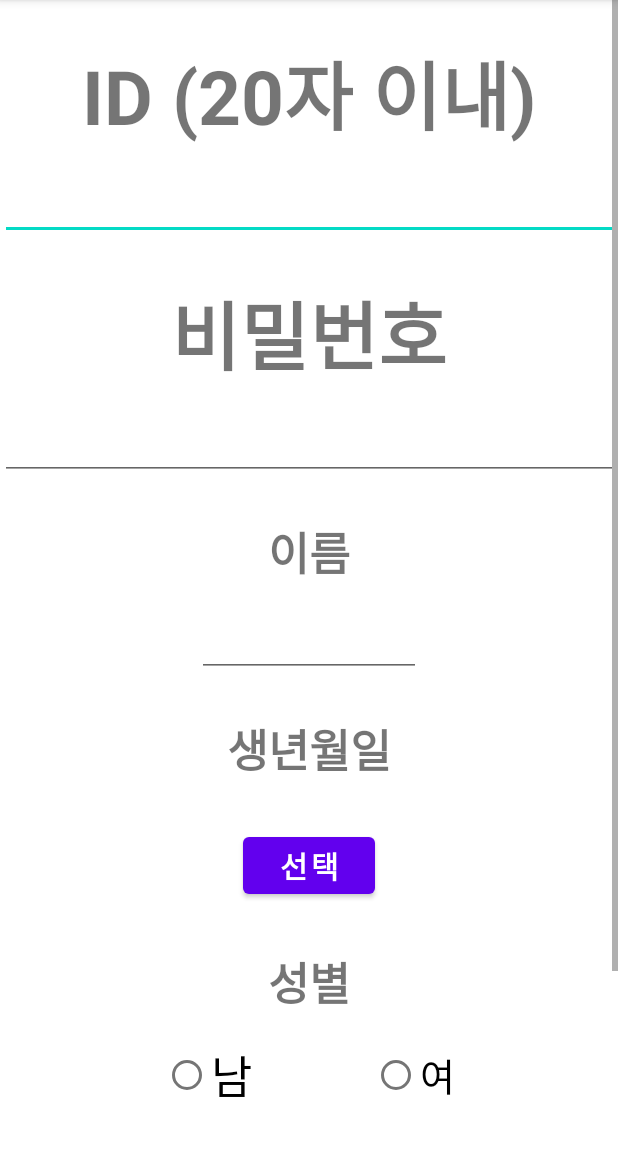
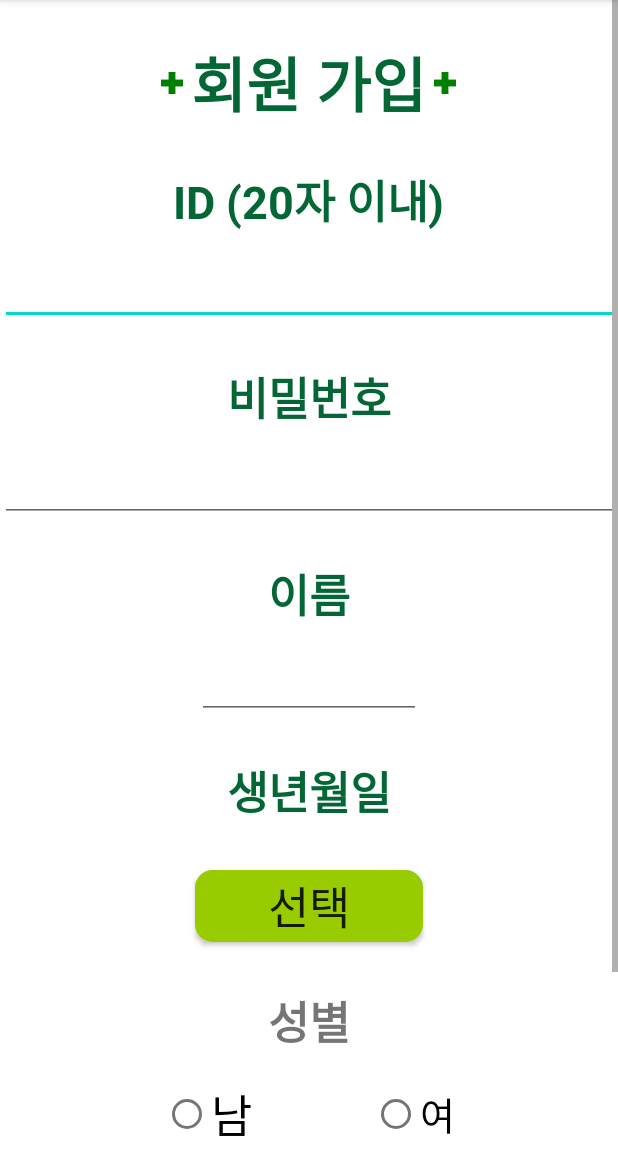
Before and after one commit to Medication-helper/Team_3_Medication-helper, an Android app: the userRegister screen opened directly, with no data from a screen before it, on a phone screen of 412 x 824 dp, the part 84-1236 px from its top. Run offline under Robolectric (Android 15) with nearby library versions, the phone set to English and light mode, and no system bars; 2 statements that could not run were skipped.

Commit message:
회원가입/알람설정 화면 수정

```diff
--- a/app/src/main/res/layout/userregister.xml
+++ b/app/src/main/res/layout/userregister.xml
@@ -16,9 +16,23 @@
             android:layout_height="wrap_content"
             android:layout_gravity="center"
             android:layout_marginTop="25dp"
+            android:text="회원 가입"
+            android:textSize="40dp"
+            android:textStyle="bold"
+            android:textColor="#036635"
+            android:drawableStart="@drawable/drawablesize"
+            android:drawableEnd="@drawable/drawablesize">
+        </TextView>
+
+        <TextView
+            android:layout_width="wrap_content"
+            android:layout_height="wrap_content"
+            android:layout_gravity="center"
+            android:layout_marginTop="25dp"
             android:text="ID (20자 이내)"
-            android:textSize="50dp"
-            android:textStyle="bold">
+            android:textSize="30dp"
+            android:textStyle="bold"
+            android:textColor="#036635">
         </TextView>
 
         <EditText
@@ -27,7 +41,8 @@
             android:id="@+id/E_ID"
             android:layout_gravity="center"
             android:gravity="center"
-            android:layout_marginTop="15dp">
+            android:layout_marginTop="15dp"
+            android:ems = "7">
         </EditText>
 
         <TextView
@@ -36,8 +51,9 @@
             android:layout_gravity="center"
             android:layout_marginTop="25dp"
             android:text="비밀번호"
-            android:textSize="50dp"
-            android:textStyle="bold">
+            android:textSize="30dp"
+            android:textStyle="bold"
+            android:textColor="#036635">
         </TextView>
 
         <EditText
@@ -46,7 +62,8 @@
             android:id="@+id/E_Pass"
             android:layout_gravity="center"
             android:gravity="center"
-            android:layout_marginTop="15dp">
+            android:layout_marginTop="15dp"
+            android:ems = "7">
         </EditText>
 
         <TextView
@@ -56,7 +73,8 @@
             android:layout_gravity="center"
             android:layout_marginTop="25dp"
             android:textSize="30dp"
-            android:textStyle="bold">
+            android:textStyle="bold"
+            android:textColor="#036635">
         </TextView>
 
         <EditText
@@ -76,19 +94,23 @@
             android:layout_gravity="center"
             android:layout_marginTop="25dp"
             android:textSize="30dp"
-            android:textStyle="bold">
+            android:textStyle="bold"
+            android:textColor="#036635">
 
         </TextView>
 
-        <Button
-            android:layout_width="wrap_content"
+        <androidx.appcompat.widget.AppCompatButton
+            android:layout_width="match_parent"
             android:layout_height="wrap_content"
             android:id="@+id/BtnBirthChoose"
             android:text="선택"
             android:layout_gravity="center"
-            android:textSize="20dp"
+            android:textSize="30dp"
             android:layout_marginTop="30dp"
-            android:textStyle="bold" />
+            android:layout_marginLeft="130dp"
+            android:layout_marginRight="130dp"
+            android:background="@drawable/green_box"
+            android:backgroundTint="@android:color/holo_green_light"/>
 
         <TextView
             android:layout_width="wrap_content"
@@ -126,25 +148,31 @@
 
         </RadioGroup>
 
-        <Button
-            android:layout_width="wrap_content"
+        <androidx.appcompat.widget.AppCompatButton
+            android:layout_width="match_parent"
             android:layout_height="wrap_content"
             android:id="@+id/BtnComplete"
             android:layout_marginTop="30dp"
+            android:layout_marginLeft="130dp"
+            android:layout_marginRight="130dp"
             android:layout_gravity="center"
             android:text="설정 완료"
-            android:textSize="30dp">
-        </Button>
+            android:textSize="30dp"
+            android:background="@drawable/green_box"
+            android:backgroundTint="@android:color/holo_green_light">
+        </androidx.appcompat.widget.AppCompatButton>
 
-        <Button
+
+        <TextView
             android:layout_width="wrap_content"
             android:layout_height="wrap_content"
-            android:id="@+id/BtnInit"
-            android:layout_marginTop="10dp"
-            android:layout_gravity="center"
-            android:text="초기화"
-            android:textSize="30dp">
-        </Button>
+            android:layout_gravity="center|bottom"
+            android:drawableStart="@drawable/drawablesize"
+            android:text="3분카레 약국"
+            android:textColor="#036635"
+            android:textSize="30sp"
+            android:drawablePadding="5dp"
+            android:layout_margin="10dp"/>
     </LinearLayout>
 
 </ScrollView>
```
Also changed, not shown: app/src/main/res/layout/item_listview.xml (+9 -6 lines), app/src/main/res/layout/medicate_frequency.xml (+56 -29 lines), app/src/main/res/layout/medicationstarttime.xml (+26 -8 lines), app/src/main/res/layout/medicinedate.xml (+13 -8 lines).
